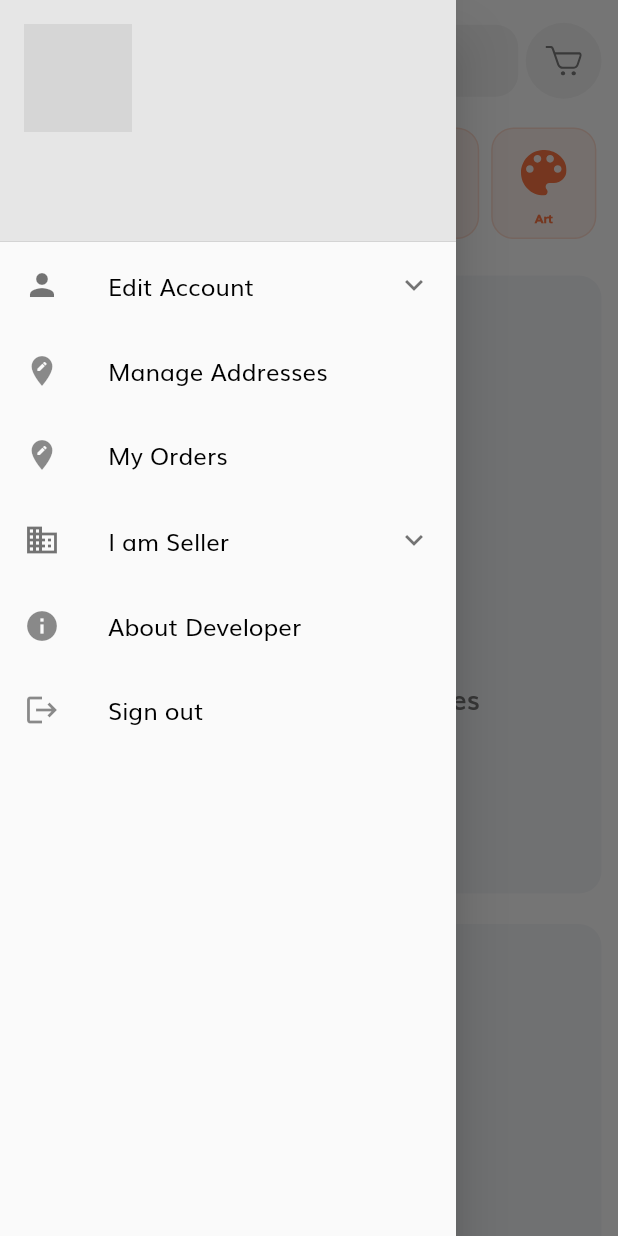
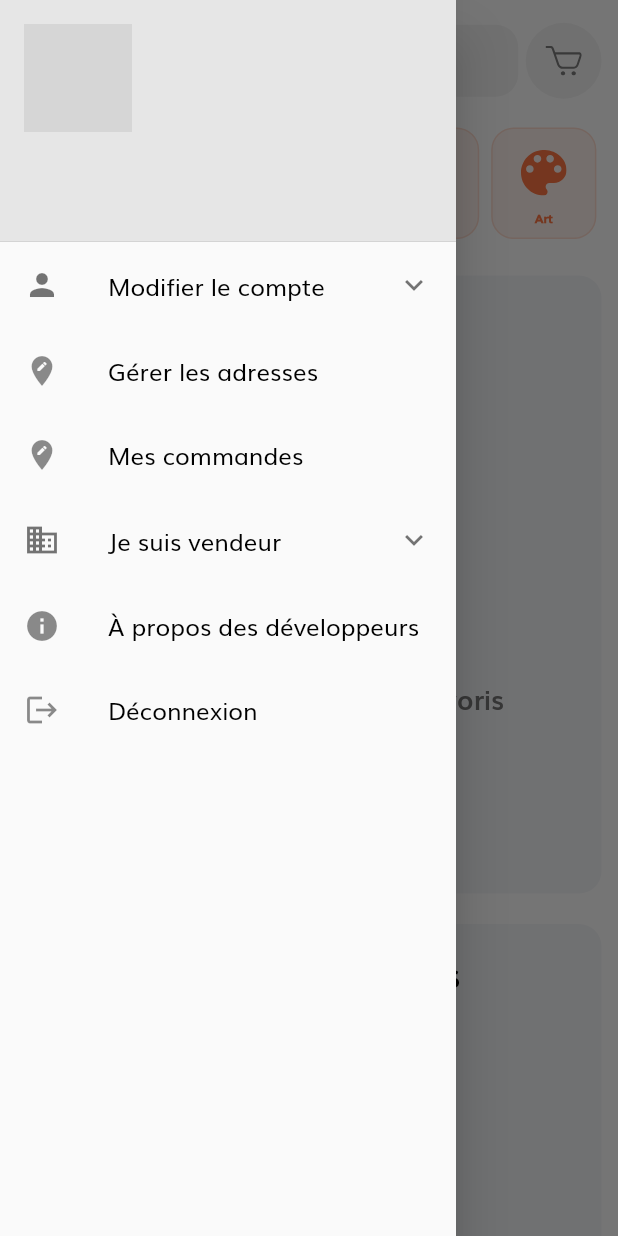
Before and after one commit to noucharles/mobile-shop-games, a Flutter app: the screen it shows once a user with an empty profile is signed in, with the side drawer open, on a phone screen of 412 x 824 dp. Run offline on Flutter 3.47's test engine with Material 2 defaults, Android fonts, the phone set to English and light mode, and no system bars; our stand-ins replace cloud_firestore, firebase_auth, firebase_core, firebase_storage, flutter_rating_bar, flutter_svg and 5 more; missing offline and left inert: enum_to_string, future_progress_dialog, pinch_zoom_image_updated, swipedetector; accounts and stored records are empty; network calls fail; grey boxes are pictures that could not be loaded.

Commit message:
Traduction fr home & about developper

```diff
--- a/lib/screens/home/components/body.dart
+++ b/lib/screens/home/components/body.dart
@@ -108,13 +108,13 @@ class _BodyState extends State<Body> {
                             builder: (context) => SearchResultScreen(
                               searchQuery: query,
                               searchResultProductsId: searchedProductsId,
-                              searchIn: "All Products",
+                              searchIn: "Tous les produits",
                             ),
                           ),
                         );
                         await refreshPage();
                       } else {
-                        throw "Couldn't perform search due to some unknown reason";
+                        throw "Impossible d'effectuer la recherche pour une raison inconnue";
                       }
                     } catch (e) {
                       final error = e.toString();
@@ -131,9 +131,9 @@ class _BodyState extends State<Body> {
                         AuthentificationService().currentUserVerified;
                     if (!allowed) {
                       final reverify = await showConfirmationDialog(context,
-                          "You haven't verified your email address. This action is only allowed for verified users.",
-                          positiveResponse: "Resend verification email",
-                          negativeResponse: "Go back");
+                          "Vous n'avez pas vérifié votre adresse e-mail. Cette action n'est autorisée que pour les utilisateurs vérifiés.",
+                          positiveResponse: "Renvoyer l'e-mail de vérification",
+                          negativeResponse: "Retourner");
                       if (reverify) {
                         final future = AuthentificationService()
                             .sendVerificationEmailToCurrentUser();
@@ -142,7 +142,7 @@ class _BodyState extends State<Body> {
                           builder: (context) {
                             return FutureProgressDialog(
                               future,
-                              message: Text("Resending verification email"),
+                              message: Text("Renvoyer l'e-mail de vérification"),
                             );
                           },
                         );
@@ -196,9 +196,9 @@ class _BodyState extends State<Body> {
                 SizedBox(
                   height: SizeConfig.screenHeight * 0.5,
                   child: ProductsSection(
-                    sectionTitle: "Products You Like",
+                    sectionTitle: "Produits que vous aimez",
                     productsStreamController: favouriteProductsStream,
-                    emptyListMessage: "Add Product to Favourites",
+                    emptyListMessage: "Ajouter un produit aux favoris",
                     onProductCardTapped: onProductCardTapped,
                   ),
                 ),
@@ -206,9 +206,9 @@ class _BodyState extends State<Body> {
                 SizedBox(
                   height: SizeConfig.screenHeight * 0.8,
                   child: ProductsSection(
-                    sectionTitle: "Explore All Products",
+                    sectionTitle: "Explorer tous les produits",
                     productsStreamController: allProductsStream,
-                    emptyListMessage: "Looks like all Stores are closed",
+                    emptyListMessage: "Aucun produit disponible",
                     onProductCardTapped: onProductCardTapped,
                   ),
                 ),
--- a/lib/screens/home/components/home_screen_drawer.dart
+++ b/lib/screens/home/components/home_screen_drawer.dart
@@ -49,16 +49,16 @@ class HomeScreenDrawer extends StatelessWidget {
           ListTile(
             leading: Icon(Icons.edit_location),
             title: Text(
-              "Manage Addresses",
+              "Gérer les adresses",
               style: TextStyle(fontSize: 16, color: Colors.black),
             ),
             onTap: () async {
               bool allowed = AuthentificationService().currentUserVerified;
               if (!allowed) {
                 final reverify = await showConfirmationDialog(context,
-                    "You haven't verified your email address. This action is only allowed for verified users.",
-                    positiveResponse: "Resend verification email",
-                    negativeResponse: "Go back");
+                    "Vous n'avez pas vérifié votre adresse e-mail. Cette action n'est autorisée que pour les utilisateurs vérifiés.",
+                    positiveResponse: "Renvoyer l'e-mail de vérification",
+                    negativeResponse: "Retourner");
                 if (reverify) {
                   final future = AuthentificationService()
                       .sendVerificationEmailToCurrentUser();
@@ -85,16 +85,16 @@ class HomeScreenDrawer extends StatelessWidget {
           ListTile(
             leading: Icon(Icons.edit_location),
             title: Text(
-              "My Orders",
+              "Mes commandes",
               style: TextStyle(fontSize: 16, color: Colors.black),
             ),
             onTap: () async {
               bool allowed = AuthentificationService().currentUserVerified;
               if (!allowed) {
                 final reverify = await showConfirmationDialog(context,
-                    "You haven't verified your email address. This action is only allowed for verified users.",
-                    positiveResponse: "Resend verification email",
-                    negativeResponse: "Go back");
+                    "Vous n'avez pas vérifié votre adresse e-mail. Cette action n'est autorisée que pour les utilisateurs vérifiés.",
+                    positiveResponse: "Renvoyer l'e-mail de vérification",
+                    negativeResponse: "Retourner");
                 if (reverify) {
                   final future = AuthentificationService()
                       .sendVerificationEmailToCurrentUser();
@@ -103,7 +103,7 @@ class HomeScreenDrawer extends StatelessWidget {
                     builder: (context) {
                       return FutureProgressDialog(
                         future,
-                        message: Text("Resending verification email"),
+                        message: Text("Renvoyer l'e-mail de vérification"),
                       );
                     },
                   );
@@ -122,7 +122,7 @@ class HomeScreenDrawer extends StatelessWidget {
           ListTile(
             leading: Icon(Icons.info),
             title: Text(
-              "About Developer",
+              "À propos des développeurs",
               style: TextStyle(fontSize: 16, color: Colors.black),
             ),
             onTap: () async {
@@ -137,12 +137,12 @@ class HomeScreenDrawer extends StatelessWidget {
           ListTile(
             leading: Icon(Icons.logout),
             title: Text(
-              "Sign out",
+              "Déconnexion",
               style: TextStyle(fontSize: 16, color: Colors.black),
             ),
             onTap: () async {
               final confirmation =
-                  await showConfirmationDialog(context, "Confirm Sign out ?");
+                  await showConfirmationDialog(context, "Confirmer la déconnexion ?");
               if (confirmation) AuthentificationService().signOut();
             },
           ),
@@ -158,14 +158,14 @@ class HomeScreenDrawer extends StatelessWidget {
         color: kTextColor.withOpacity(0.15),
       ),
       accountEmail: Text(
-        user.email ?? "No Email",
+        user.email ?? "Aucun e-mail",
         style: TextStyle(
           fontSize: 15,
           color: Colors.black,
         ),
       ),
       accountName: Text(
-        user.displayName ?? "No Name",
+        user.displayName ?? "Sans nom",
         style: TextStyle(
           fontSize: 18,
           fontWeight: FontWeight.w500,
@@ -199,13 +199,13 @@ class HomeScreenDrawer extends StatelessWidget {
     return ExpansionTile(
       leading: Icon(Icons.person),
       title: Text(
-        "Edit Account",
+        "Modifier le compte",
         style: TextStyle(fontSize: 16, color: Colors.black),
       ),
       children: [
         ListTile(
           title: Text(
-            "Change Display Picture",
+            "Changer l'image d'affichage",
             style: TextStyle(
               color: Colors.black,
               fontSize: 15,
@@ -221,7 +221,7 @@ class HomeScreenDrawer extends StatelessWidget {
         ),
         ListTile(
           title: Text(
-            "Change Display Name",
+            "Modifier le nom",
             style: TextStyle(
               color: Colors.black,
               fontSize: 15,
@@ -237,7 +237,7 @@ class HomeScreenDrawer extends StatelessWidget {
         ),
         ListTile(
           title: Text(
-            "Change Phone Number",
+            "Changer de numéro de téléphone",
             style: TextStyle(
               color: Colors.black,
               fontSize: 15,
@@ -253,7 +253,7 @@ class HomeScreenDrawer extends StatelessWidget {
         ),
         ListTile(
           title: Text(
-            "Change Email",
+            "Changer l'e-mail",
             style: TextStyle(
               color: Colors.black,
               fontSize: 15,
@@ -269,7 +269,7 @@ class HomeScreenDrawer extends StatelessWidget {
         ),
         ListTile(
           title: Text(
-            "Change Password",
+            "Changer le mot de passe",
             style: TextStyle(
               color: Colors.black,
               fontSize: 15,
@@ -291,13 +291,13 @@ class HomeScreenDrawer extends StatelessWidget {
     return ExpansionTile(
       leading: Icon(Icons.business),
       title: Text(
-        "I am Seller",
+        "Je suis vendeur",
         style: TextStyle(fontSize: 16, color: Colors.black),
       ),
       children: [
         ListTile(
           title: Text(
-            "Add New Product",
+            "Ajouter un nouveau produit",
             style: TextStyle(
               color: Colors.black,
               fontSize: 15,
@@ -307,9 +307,9 @@ class HomeScreenDrawer extends StatelessWidget {
             bool allowed = AuthentificationService().currentUserVerified;
             if (!allowed) {
               final reverify = await showConfirmationDialog(context,
-                  "You haven't verified your email address. This action is only allowed for verified users.",
-                  positiveResponse: "Resend verification email",
-                  negativeResponse: "Go back");
+                  "Vous n'avez pas vérifié votre adresse e-mail. Cette action n'est autorisée que pour les utilisateurs vérifiés.",
+                  positiveResponse: "Renvoyer l'e-mail de vérification",
+                  negativeResponse: "Retourner");
               if (reverify) {
                 final future = AuthentificationService()
                     .sendVerificationEmailToCurrentUser();
@@ -318,7 +318,7 @@ class HomeScreenDrawer extends StatelessWidget {
                   builder: (context) {
                     return FutureProgressDialog(
                       future,
-                      message: Text("Resending verification email"),
+                      message: Text("Renvoyer l'e-mail de vérification"),
                     );
                   },
                 );
@@ -331,7 +331,7 @@ class HomeScreenDrawer extends StatelessWidget {
         ),
         ListTile(
           title: Text(
-            "Manage My Products",
+            "Gérer mes produits",
             style: TextStyle(
               color: Colors.black,
               fontSize: 15,
@@ -341,9 +341,9 @@ class HomeScreenDrawer extends StatelessWidget {
             bool allowed = AuthentificationService().currentUserVerified;
             if (!allowed) {
               final reverify = await showConfirmationDialog(context,
-                  "You haven't verified your email address. This action is only allowed for verified users.",
-                  positiveResponse: "Resend verification email",
-                  negativeResponse: "Go back");
+                  "Vous n'avez pas vérifié votre adresse e-mail. Cette action n'est autorisée que pour les utilisateurs vérifiés.",
+                  positiveResponse: "Renvoyer l'e-mail de vérification",
+                  negativeResponse: "Retourner");
               if (reverify) {
                 final future = AuthentificationService()
                     .sendVerificationEmailToCurrentUser();
@@ -352,7 +352,7 @@ class HomeScreenDrawer extends StatelessWidget {
                   builder: (context) {
                     return FutureProgressDialog(
                       future,
-                      message: Text("Resending verification email"),
+                      message: Text("Renvoyer l'e-mail de vérification"),
                     );
                   },
                 );
--- a/lib/screens/home/components/products_section.dart
+++ b/lib/screens/home/components/products_section.dart
@@ -16,7 +16,7 @@ class ProductsSection extends StatelessWidget {
     Key key,
     @required this.sectionTitle,
     @required this.productsStreamController,
-    this.emptyListMessage = "No Products to show here",
+    this.emptyListMessage = "Aucun produit à afficher ici",
     @required this.onProductCardTapped,
   }) : super(key: key);
 
@@ -70,8 +70,8 @@ class ProductsSection extends StatelessWidget {
         return Center(
           child: NothingToShowContainer(
             iconPath: "assets/icons/network_error.svg",
-            primaryMessage: "Something went wrong",
-            secondaryMessage: "Unable to connect to Database",
+            primaryMessage: "Un problème est survenu",
+            secondaryMessage: "Impossible de se connecter à la base de données",
           ),
         );
       },
```
Also changed, not shown: lib/screens/about_developer/components/body.dart (+12 -11 lines).
